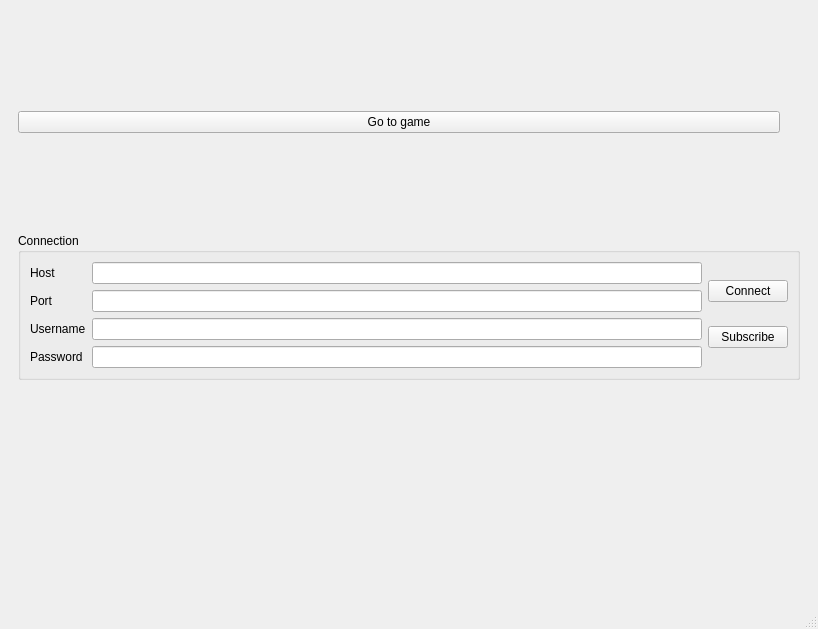
Old version of the form mainwindow.ui in the repository DucDung-oreo/rock_paper_scissors.
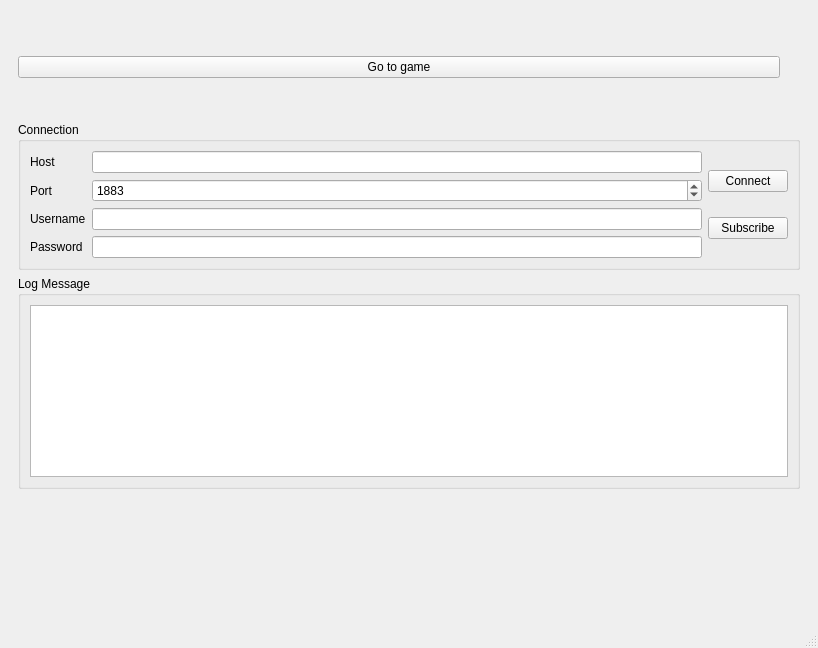
New version of the form. The open tabs and pages were chosen to show the change. Icons and pictures are not drawn.

```diff
--- a/mainwindow.ui
+++ b/mainwindow.ui
@@ -7,7 +7,7 @@
     <x>0</x>
     <y>0</y>
     <width>818</width>
-    <height>629</height>
+    <height>648</height>
    </rect>
   </property>
   <property name="sizePolicy">
@@ -398,9 +398,11 @@
        </layout>
       </widget>
       <widget class="QWidget" name="introPage">
-       <layout class="QVBoxLayout" name="verticalLayout_13">
+       <layout class="QHBoxLayout" name="horizontalLayout_7">
         <item>
-         <layout class="QVBoxLayout" name="verticalLayout_12">
+         <layout class="QVBoxLayout" name="verticalLayout_15">
+          <item>
+           <layout class="QVBoxLayout" name="verticalLayout_14">
           <item>
            <layout class="QHBoxLayout" name="horizontalLayout_6">
             <item>
@@ -471,7 +473,14 @@
                   <widget class="QLineEdit" name="hostInput"/>
                  </item>
                  <item>
-                  <widget class="QLineEdit" name="portInput"/>
+                    <widget class="QSpinBox" name="portInput">
+                     <property name="maximum">
+                      <number>9999</number>
+                     </property>
+                     <property name="value">
+                      <number>1883</number>
+                     </property>
+                    </widget>
                  </item>
                  <item>
                   <widget class="QLineEdit" name="usernameInput">
@@ -512,6 +521,22 @@
             </layout>
            </widget>
           </item>
+           </layout>
+          </item>
+          <item>
+           <layout class="QVBoxLayout" name="verticalLayout_13">
+            <item>
+             <widget class="QGroupBox" name="groupBox_2">
+              <property name="title">
+               <string>Log Message</string>
+              </property>
+              <layout class="QVBoxLayout" name="verticalLayout_12">
+               <item>
+                <widget class="QTextEdit" name="logEdit"/>
+               </item>
+              </layout>
+             </widget>
+            </item>
           <item>
            <spacer name="verticalSpacer_2">
             <property name="orientation">
@@ -524,6 +549,8 @@
              </size>
             </property>
            </spacer>
+            </item>
+           </layout>
           </item>
          </layout>
         </item>
```
Left out of the diff: 19 changed lines with no effect on the pictures. Lines whose indentation alone changed are shown as unchanged.
